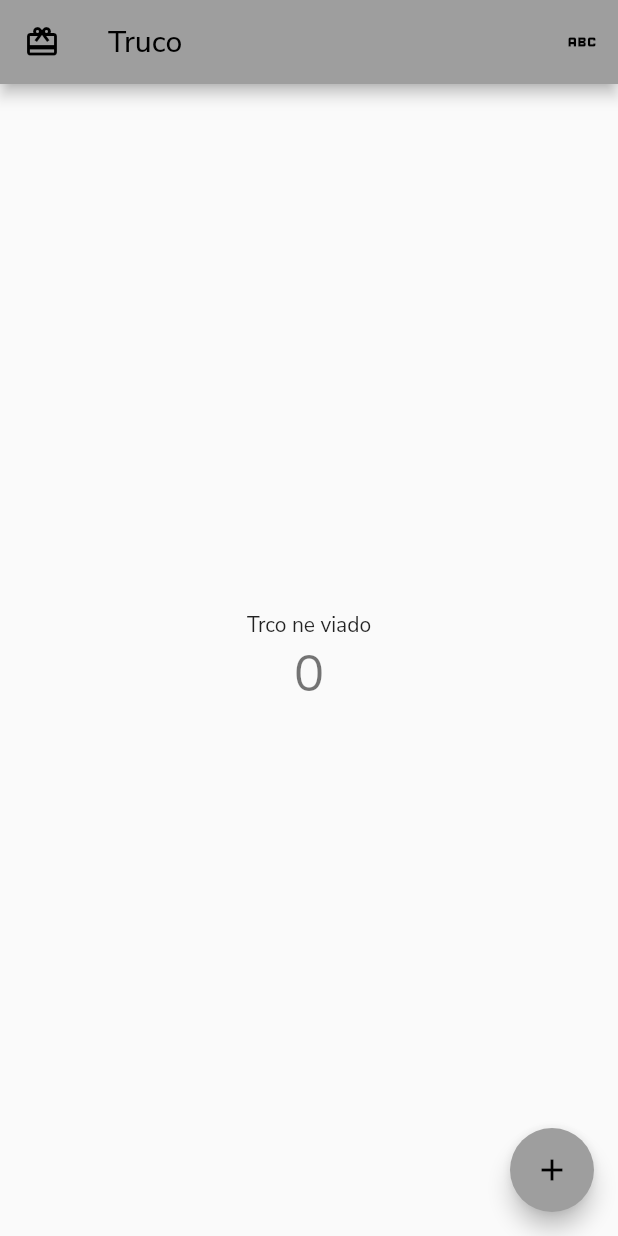
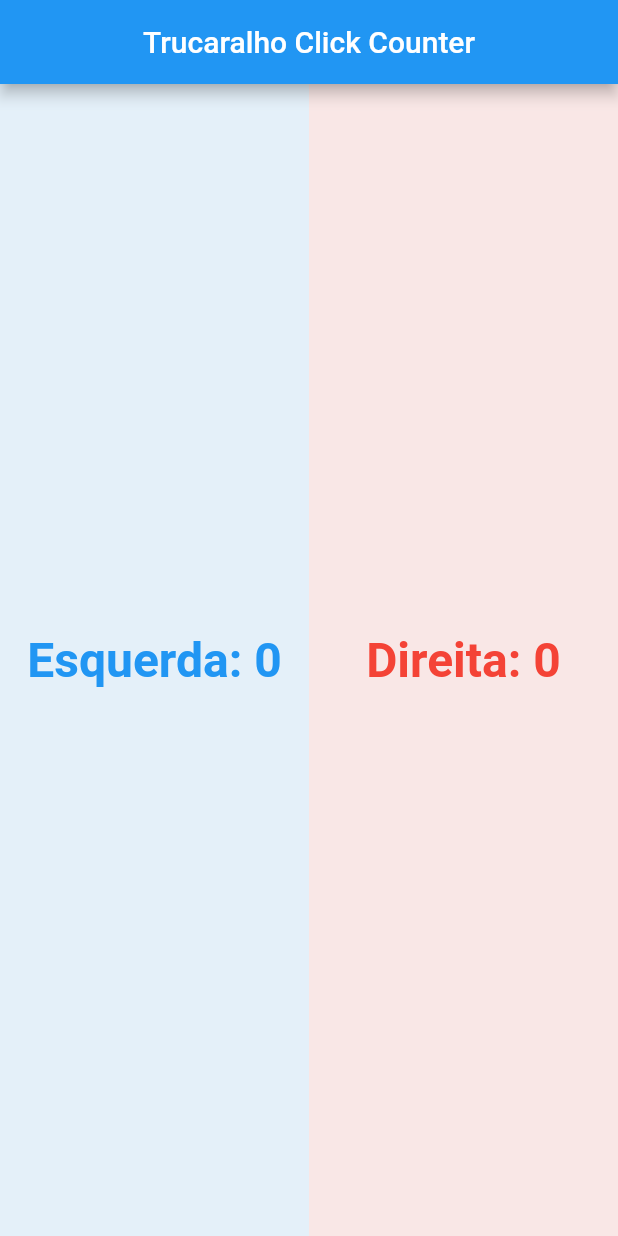
Before and after one commit to vichsort/trucaralhoCorp, a Flutter app: the screen it shows after launch, on a phone screen of 412 x 824 dp. Run offline on Flutter 3.47's test engine with Material 2 defaults, Android fonts, the phone set to English and light mode, and no system bars.

Commit message:
click dir / esq

```diff
--- a/lib/main.dart
+++ b/lib/main.dart
@@ -1,41 +1,44 @@
 import 'package:flutter/material.dart';
-import 'package:google_fonts/google_fonts.dart';
 
 void main() {
-  runApp(const Trucaralho());
+  runApp(const TrucaralhoApp());
 }
 
-class Trucaralho extends StatelessWidget {
-  const Trucaralho({super.key});
+class TrucaralhoApp extends StatelessWidget {
+  const TrucaralhoApp({Key? key}) : super(key: key);
 
   @override
   Widget build(BuildContext context) {
     return MaterialApp(
-      title: 'Trucaralho',
+      title: 'Trucaralho Click Counter',
       theme: ThemeData(
-        primarySwatch: Colors.grey,
-        textTheme: GoogleFonts.nunitoSansTextTheme(),
+        primarySwatch: Colors.blue,
       ),
-      home: const TrucoPage(title: 'Truco'),
+      home: const ClickCounterPage(),
     );
   }
 }
 
-class TrucoPage extends StatefulWidget {
-  const TrucoPage({super.key, required this.title});
-
-  final String title;
+class ClickCounterPage extends StatefulWidget {
+  const ClickCounterPage({Key? key}) : super(key: key);
 
   @override
-  State<TrucoPage> createState() => _TrucoPageState();
+  State<ClickCounterPage> createState() => _ClickCounterPageState();
 }
 
-class _TrucoPageState extends State<TrucoPage> {
-  int _counter = 0;
+class _ClickCounterPageState extends State<ClickCounterPage> {
+  int _leftCount = 0;
+  int _rightCount = 0;
 
-  void _incrementCounter() {
+  void _incrementLeft() {
     setState(() {
-      _counter++;
+      _leftCount++;
+    });
+  }
+
+  void _incrementRight() {
+    setState(() {
+      _rightCount++;
     });
   }
 
@@ -43,26 +46,48 @@ class _TrucoPageState extends State<TrucoPage> {
   Widget build(BuildContext context) {
     return Scaffold(
       appBar: AppBar(
-        leading: Icon(Icons.card_giftcard),
-        title: Text(widget.title),
-        actions: [IconButton(onPressed: () {}, icon: Icon(Icons.abc))],
+        title: const Text('Trucaralho Click Counter'),
+        centerTitle: true,
       ),
-      body: Center(
-        child: Column(
-          mainAxisAlignment: MainAxisAlignment.center,
-          children: <Widget>[
-            const Text('Trco ne viado'),
-            Text(
-              '$_counter',
-              style: Theme.of(context).textTheme.headline4,
+      body: Row(
+        children: [
+          Expanded(
+            child: GestureDetector(
+              onTap: _incrementLeft,
+              child: Container(
+                color: Colors.blue.withOpacity(0.1),
+                child: Center(
+                  child: Text(
+                    'Esquerda: $_leftCount',
+                    style: const TextStyle(
+                      fontSize: 32,
+                      fontWeight: FontWeight.bold,
+                      color: Colors.blue,
+                    ),
+                  ),
+                ),
+              ),
             ),
-          ],
-        ),
-      ),
-      floatingActionButton: FloatingActionButton(
-        onPressed: _incrementCounter,
-        tooltip: 'Increment',
-        child: const Icon(Icons.add),
+          ),
+          Expanded(
+            child: GestureDetector(
+              onTap: _incrementRight,
+              child: Container(
+                color: Colors.red.withOpacity(0.1),
+                child: Center(
+                  child: Text(
+                    'Direita: $_rightCount',
+                    style: const TextStyle(
+                      fontSize: 32,
+                      fontWeight: FontWeight.bold,
+                      color: Colors.red,
+                    ),
+                  ),
+                ),
+              ),
+            ),
+          ),
+        ],
       ),
     );
   }
```
